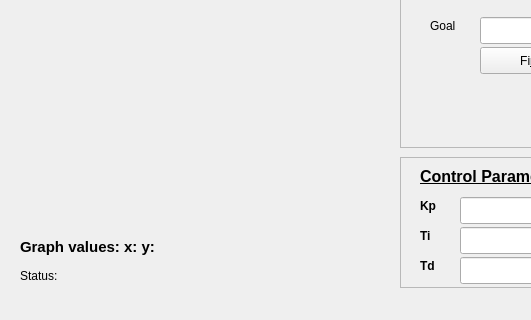
silverbullet1/bbauv, file src/GUI/ControlUI.ui: the form before one commit; both pictures show x 0 to 531 and y 272 to 592 of the 945 by 592 pixel window.
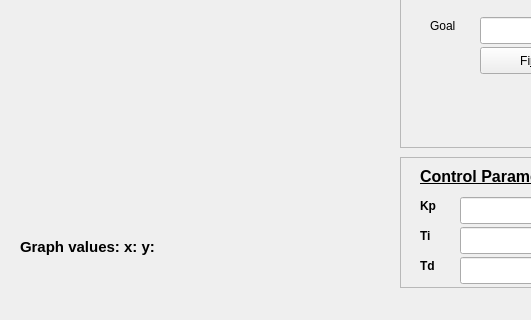
The form after the commit. Custom widgets are drawn as their Qt base class.

Commit message: Add disability switching for control ui and status bar

Diff of the .ui file:
```diff
--- a/src/GUI/ControlUI.ui
+++ b/src/GUI/ControlUI.ui
@@ -1064,19 +1064,6 @@
      </property>
     </widget>
    </widget>
-   <widget class="QLabel" name="statusLabel">
-    <property name="geometry">
-     <rect>
-      <x>20</x>
-      <y>520</y>
-      <width>371</width>
-      <height>17</height>
-     </rect>
-    </property>
-    <property name="text">
-     <string>Status:</string>
-    </property>
-   </widget>
    <zorder>frame</zorder>
    <zorder>horizontalLayoutWidget</zorder>
    <zorder>graph_label</zorder>
```
Left out of the diff: 1 changed line with no effect on the pictures. The commit also changes 2 other files.
